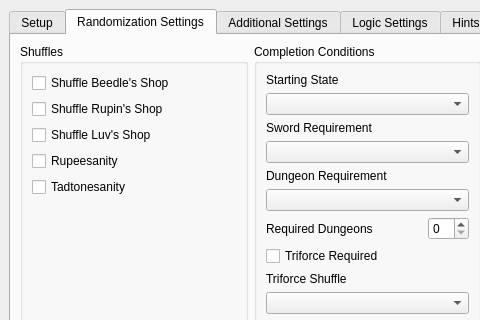
This is gui/randogui.ui in ssrando/ssrando as Qt 5 draws it before an edit; both pictures show x 0 to 480 and y 0 to 320 of the 1202 by 759 pixel window. The edited form follows.
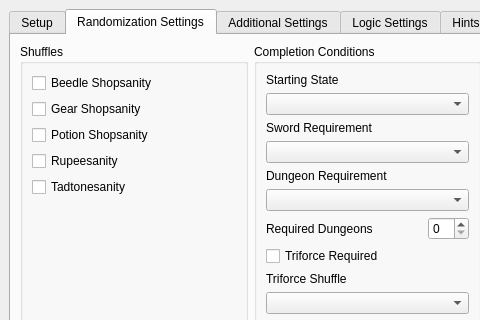
This is the edited form.

Commit message: Rename shopsanity options

The edit to the form file:
```diff
--- a/gui/randogui.ui
+++ b/gui/randogui.ui
@@ -520,21 +520,21 @@
              <item>
               <widget class="QCheckBox" name="option_beedle_shopsanity">
                <property name="text">
-                <string>Shuffle Beedle's Shop</string>
+                <string>Beedle Shopsanity</string>
                </property>
               </widget>
              </item>
              <item>
               <widget class="QCheckBox" name="option_rupin_shopsanity">
                <property name="text">
-                <string>Shuffle Rupin's Shop</string>
+                <string>Gear Shopsanity</string>
                </property>
               </widget>
              </item>
              <item>
               <widget class="QCheckBox" name="option_luv_shopsanity">
                <property name="text">
-                <string>Shuffle Luv's Shop</string>
+                <string>Potion Shopsanity</string>
                </property>
               </widget>
              </item>
```
The commit also changes 2 other files.
